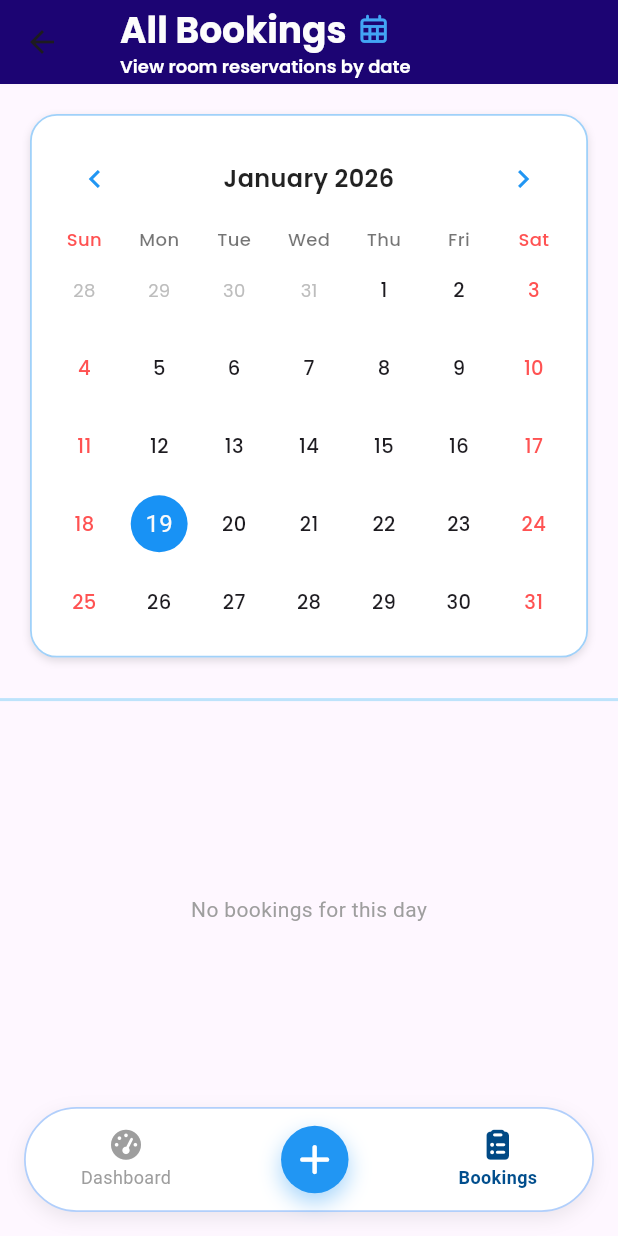
After one commit to ankitk611/llroombooker_app, a Flutter app: the AllBookings screen opened directly, on a phone screen of 412 x 824 dp. The commit adds this screen. Run offline on Flutter 3.47's test engine with Material 3 defaults, Android fonts, the phone set to English and light mode, and no system bars; drawn by our look-alikes of table_calendar; our stand-ins replace font_awesome_flutter, google_fonts, lottie.

Commit message:
NavigationBar and All bookings page added

```diff
--- a/lib/core/constants/styles.dart
+++ b/lib/core/constants/styles.dart
@@ -57,6 +57,19 @@ class Styles {
       fontStyle: fontStyle,
     );
   }
+  static TextStyle whiteTitleTextStyle({
+    Color color = const Color.fromARGB(255, 252, 252, 252),
+    FontWeight fontWeight = FontWeight.w700,
+    required double fontSize,
+    FontStyle fontStyle= FontStyle.normal,
+  }) {
+    return GoogleFonts.poppins(
+      fontSize: fontSize,
+      color: color,
+      fontWeight: fontWeight,
+      fontStyle: fontStyle,
+    );
+  }
   static TextStyle whiteSubtitleTextStyle({
     Color color = const Color.fromARGB(255, 255, 255, 255),
     FontWeight fontWeight = FontWeight.w600,
--- /dev/null
+++ b/lib/core/models/booking.dart
@@ -0,0 +1,19 @@
+class Booking {
+  final String bookingId;
+  final String roomName;
+  final String bookedBy;
+  final String date;
+  final String startTime;
+  final String endTime;
+  final String status;
+
+  Booking({
+    required this.bookingId,
+    required this.roomName,
+    required this.bookedBy,
+    required this.date,
+    required this.startTime,
+    required this.endTime,
+    required this.status,
+  });
+}
--- a/lib/main.dart
+++ b/lib/main.dart
@@ -1,5 +1,6 @@
 import 'package:flutter/material.dart';
 import 'package:roombooker/views/splash_view.dart';
+
 
 void main() {
   runApp(const MainApp());
@@ -13,9 +14,7 @@ class MainApp extends StatelessWidget {
     return const MaterialApp(
       debugShowCheckedModeBanner: false,
       home: Scaffold(
-        body: Center(
-          child: SplashView(),
-        ),
+        body: SplashView(),
       ),
     );
   }
--- /dev/null
+++ b/lib/views/pages/all_bookings_page.dart
@@ -0,0 +1,236 @@
+import 'package:flutter/material.dart';
+import 'package:font_awesome_flutter/font_awesome_flutter.dart';
+import 'package:google_fonts/google_fonts.dart';
+import 'package:roombooker/core/constants/values.dart';
+import 'package:roombooker/core/models/booking.dart';
+import 'package:roombooker/widgets/bookingcard_widget.dart';
+import 'package:roombooker/widgets/navbar_widget.dart';
+import 'package:table_calendar/table_calendar.dart';
+
+class AllBookings extends StatefulWidget {
+  const AllBookings({super.key});
+
+  @override
+  State<AllBookings> createState() => _AllBookingsState();
+}
+
+class _AllBookingsState extends State<AllBookings> {
+  final List<Booking> mockBookings = [
+    Booking(
+      bookingId: 'B001',
+      roomName: 'Conference Room A',
+      bookedBy: 'Ankit Kumar',
+      date: '2026-01-16',
+      startTime: '10:00',
+      endTime: '11:00',
+      status: 'Confirmed',
+    ),
+    Booking(
+      bookingId: 'B002',
+      roomName: 'Meeting Room B',
+      bookedBy: 'Rahul',
+      date: '2026-01-16',
+      startTime: '14:00',
+      endTime: '15:30',
+      status: 'Confirmed',
+    ),
+    Booking(
+      bookingId: 'B003',
+      roomName: 'Conference Room A',
+      bookedBy: 'Priya',
+      date: '2026-01-17',
+      startTime: '09:00',
+      endTime: '10:00',
+      status: 'Cancelled',
+    ),
+    Booking(
+      bookingId: 'B002',
+      roomName: 'Meeting Room B',
+      bookedBy: 'Rahul',
+      date: '2026-01-15',
+      startTime: '14:00',
+      endTime: '15:30',
+      status: 'Confirmed',
+    ),
+  ];
+
+  DateTime selectedDate = DateTime.now();
+  List<Booking> bookings = [];
+  bool isLoading = false;
+
+  @override
+  void initState() {
+    super.initState();
+    fetchBookingsForDate(selectedDate);
+  }
+
+  @override
+  Widget build(BuildContext context) {
+    return Scaffold(
+      appBar: AppBar(
+        elevation: 1,
+        backgroundColor: const Color.fromARGB(255, 24, 0, 112),
+        shadowColor: Colors.black.withOpacity(0.05),
+        titleSpacing: 24,
+        title: Column(
+          crossAxisAlignment: CrossAxisAlignment.start,
+          mainAxisSize: MainAxisSize.min,
+          children: [
+            Row(
+              children: [
+                Text(
+                  'All Bookings',
+                  style: Styles.whiteTitleTextStyle(fontSize: 24),
+                ),
+                const SizedBox(width: 8),
+                Icon(
+                  FontAwesomeIcons.calendarDays,
+                  size: 20,
+                  color: Colors.blue.shade400,
+                ),
+              ],
+            ),
+            const SizedBox(height: 2),
+            Text(
+              'View room reservations by date',
+              style: Styles.whiteSubtitleTextStyle(fontSize: 12),
+            ),
+          ],
+        ),
+        centerTitle: false,
+      ),
+      body: Column(
+        children: [
+          Padding(
+            padding: const EdgeInsets.all(8.0),
+            child: Container(
+              margin: const EdgeInsets.all(12),
+              padding: const EdgeInsets.all(10),
+              decoration: BoxDecoration(
+                borderRadius: BorderRadius.circular(18),
+                border: Border.all(
+                  color: const Color.fromARGB(157, 100, 180, 246),
+                  width: 1.2,
+                ),
+                boxShadow: [
+                  BoxShadow(
+                    color: Colors.black12,
+                    blurRadius: 4,
+                    offset: Offset(0, 2),
+                  ),
+                ],
+                color: Colors.white,
+              ),
+              child: TableCalendar(
+                firstDay: DateTime.utc(2024, 1, 1),
+                lastDay: DateTime.utc(2030, 12, 31),
+                focusedDay: selectedDate,
+                selectedDayPredicate: (day) => isSameDay(day, selectedDate),
+
+                onDaySelected: (selectedDay, focusedDay) {
+                  setState(() {
+                    selectedDate = selectedDay;
+                  });
+                  fetchBookingsForDate(selectedDay);
+                },
+                //Styles for header
+                headerStyle: HeaderStyle(
+                  titleCentered: true,
+                  formatButtonVisible: false,
+                  titleTextStyle: GoogleFonts.poppins(
+                    fontSize: 16,
+                    fontWeight: FontWeight.w600,
+                    color: Colors.black87,
+                  ),
+                  leftChevronIcon: Icon(Icons.chevron_left, color: Colors.blue),
+                  rightChevronIcon: Icon(
+                    Icons.chevron_right,
+                    color: Colors.blue,
+                  ),
+                ),
+                //Styles for days of week
+                daysOfWeekStyle: DaysOfWeekStyle(
+                  weekdayStyle: GoogleFonts.poppins(
+                    fontSize: 12,
+                    fontWeight: FontWeight.w500,
+                    color: Colors.black54,
+                  ),
+                  weekendStyle: GoogleFonts.poppins(
+                    fontSize: 12,
+                    fontWeight: FontWeight.w500,
+                    color: Colors.redAccent,
+                  ),
+                ),
+                //Styles for individual days
+                calendarStyle: CalendarStyle(
+                  todayDecoration: BoxDecoration(
+                    color: Colors.blue.shade100,
+                    shape: BoxShape.circle,
+                  ),
+                  selectedDecoration: BoxDecoration(
+                    color: const Color.fromARGB(255, 24, 146, 245),
+                    shape: BoxShape.circle,
+                  ),
+                  defaultTextStyle: GoogleFonts.poppins(
+                    fontSize: 13,
+                    fontWeight: FontWeight.w500,
+                  ),
+                  weekendTextStyle: GoogleFonts.poppins(
+                    fontSize: 13,
+                    fontWeight: FontWeight.w500,
+                    color: Colors.redAccent,
+                  ),
+                  outsideTextStyle: GoogleFonts.poppins(
+                    fontSize: 12,
+                    color: Colors.grey.shade400,
+                  ),
+                ),
+              ),
+            ),
+          ),
+
+          Divider(
+            color: const Color.fromARGB(120, 115, 205, 247),
+            thickness: 2,
+          ),
+
+          Expanded(
+            child: isLoading
+                ? Center(child: CircularProgressIndicator())
+                : bookings.isEmpty
+                ? Center(
+                    child: Text(
+                      "No bookings for this day",
+                      style: TextStyle(color: Colors.grey),
+                    ),
+                  )
+                : ListView.builder(
+                    itemCount: bookings.length,
+                    itemBuilder: (context, index) {
+                      final booking = bookings[index];
+                      return BookingCard(booking: booking);
+                    },
+                  ),
+          ),
+        ],
+      ),
+      bottomNavigationBar: AppBottomNavbar(currentIndex: 2),
+    );
+  }
+
+  Future<void> fetchBookingsForDate(DateTime date) async {
+    setState(() => isLoading = true);
+
+    // Example API format: yyyy-MM-dd
+    final formattedDate =
+        "${date.year}-${date.month.toString().padLeft(2, '0')}-${date.day.toString().padLeft(2, '0')}";
+
+    // TODO: Replace with API call
+    await Future.delayed(Duration(seconds: 1));
+
+    setState(() {
+      bookings = mockBookings.where((b) => b.date == formattedDate).toList();
+      isLoading = false;
+    });
+  }
+}
--- /dev/null
+++ b/lib/widgets/navbar_widget.dart
@@ -0,0 +1,137 @@
+import 'package:flutter/material.dart';
+import 'package:font_awesome_flutter/font_awesome_flutter.dart';
+import 'package:roombooker/views/pages/all_bookings_page.dart';
+
+
+class AppBottomNavbar extends StatelessWidget {
+  final int currentIndex;
+
+  const AppBottomNavbar({
+    super.key,
+    required this.currentIndex,
+  });
+
+  void _onItemTapped(BuildContext context, int index) {
+    if (index == currentIndex) return;
+
+    Widget page;
+    switch (index) {
+      case 0:
+        page = AllBookings();
+        break;
+      case 1:
+        page = AllBookings();
+        break;
+      case 2:
+        page = AllBookings();
+        break;
+      default:
+        return;
+    }
+
+    Navigator.pushReplacement(
+      context,
+      MaterialPageRoute(builder: (_) => page),
+    );
+  }
+
+  @override
+  Widget build(BuildContext context) {
+    return Padding(
+      padding: const EdgeInsets.fromLTRB(16, 0, 16, 16),
+      child: Container(
+        height: 70,
+        decoration: BoxDecoration(
+          color: Colors.white,
+          borderRadius: BorderRadius.circular(35), // 🔵 high curve
+          border: Border.all(
+            color: const Color.fromARGB(115, 82, 148, 247),
+            width: 1.2,
+          ),
+          boxShadow: [
+            BoxShadow(
+              color: Colors.black.withOpacity(0.08),
+              blurRadius: 10,
+              offset: const Offset(0, 4),
+            ),
+          ],
+        ),
+        child: Row(
+          mainAxisAlignment: MainAxisAlignment.spaceAround,
+          children: [
+            _navItem(
+              icon: FontAwesomeIcons.gaugeHigh,
+              label: 'Dashboard',
+              index: 0,
+              context: context,
+            ),
+
+            // 🔵 Center Add Button
+            GestureDetector(
+              onTap: () => _onItemTapped(context, 1),
+              child: Container(
+                width: 45,
+                height: 45,
+                decoration: BoxDecoration(
+                  color: Colors.blue,
+                  shape: BoxShape.circle,
+                  boxShadow: [
+                    BoxShadow(
+                      color: Colors.blue.withOpacity(0.4),
+                      blurRadius: 12,
+                      offset: const Offset(0, 6),
+                    ),
+                  ],
+                ),
+                child: const Icon(
+                  FontAwesomeIcons.plus,
+                  color: Colors.white,
+                  size: 22,
+                ),
+              ),
+            ),
+
+            _navItem(
+              icon: FontAwesomeIcons.clipboardList,
+              label: 'Bookings',
+              index: 2,
+              context: context,
+            ),
+          ],
+        ),
+      ),
+    );
+  }
+
+  Widget _navItem({
+    required IconData icon,
+    required String label,
+    required int index,
+    required BuildContext context,
+  }) {
+    final bool isSelected = index == currentIndex;
+
+    return GestureDetector(
+      onTap: () => _onItemTapped(context, index),
+      child: Column(
+        mainAxisAlignment: MainAxisAlignment.center,
+        children: [
+          Icon(
+            icon,
+            size: 20,
+            color: isSelected ? const Color.fromARGB(255, 0, 73, 133) : Colors.grey,
+          ),
+          const SizedBox(height: 4),
+          Text(
+            label,
+            style: TextStyle(
+              fontSize: 12,
+              color: isSelected ? const Color.fromARGB(255, 1, 78, 141) : Colors.grey,
+              fontWeight: isSelected ? FontWeight.w600 : FontWeight.w400,
+            ),
+          ),
+        ],
+      ),
+    );
+  }
+}
--- a/pubspec.yaml
+++ b/pubspec.yaml
@@ -12,6 +12,7 @@ dependencies:
   font_awesome_flutter: ^10.12.0
   google_fonts: ^7.0.2
   lottie: ^3.3.2
+  table_calendar: ^3.2.0
 
 dev_dependencies:
   flutter_test:
```
Also changed, not shown: lib/widgets/bookingcard_widget.dart (added, +137 -0 lines), pubspec.lock.
